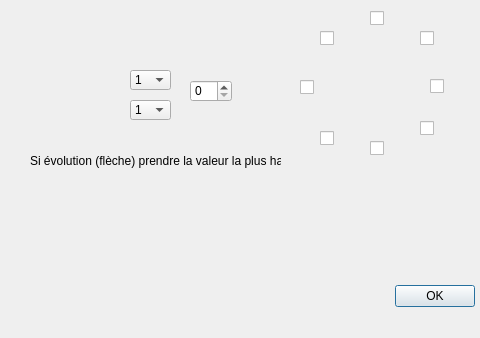
The window that src/OPERA_dialog_base.ui (azarz/OPERA) describes before a commit, drawn with Qt 5; both pictures show x 0 to 480 and y 350 to 688 of the 584 by 688 pixel window.
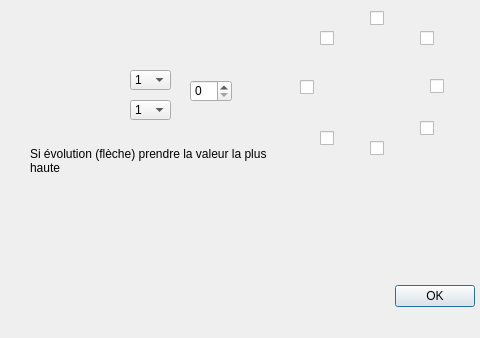
The same window after the commit. Icons and pictures are not drawn.

The edit to the form file:
```diff
--- a/src/OPERA_dialog_base.ui
+++ b/src/OPERA_dialog_base.ui
@@ -329,6 +329,12 @@
    <property name="text">
     <string>Si évolution (flèche) prendre la valeur la plus haute</string>
    </property>
+   <property name="textFormat">
+    <enum>Qt::AutoText</enum>
+   </property>
+   <property name="wordWrap">
+    <bool>true</bool>
+   </property>
   </widget>
   <widget class="QComboBox" name="riskHigh">
    <property name="geometry">
```
